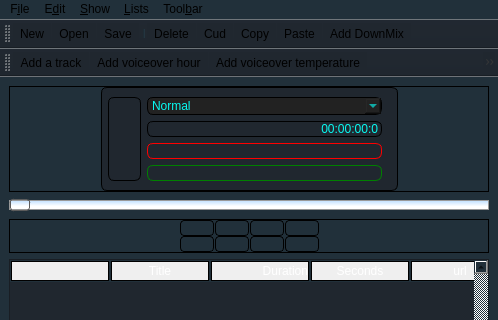
Old version of the form src/FrmPlayer.ui in the repository blackPantherOS/radioit; both pictures show x 0 to 498 and y 0 to 320 of the 498 by 811 pixel window.
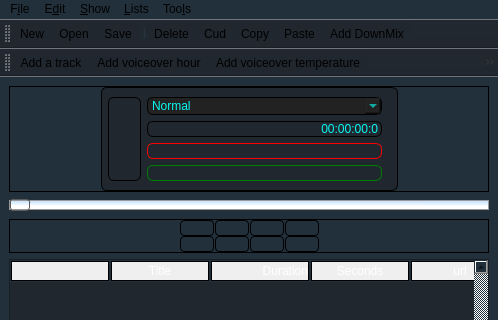
New version of the form. Icons and pictures are not drawn. Custom widgets are drawn as their Qt base class.

```diff
--- a/src/FrmPlayer.ui
+++ b/src/FrmPlayer.ui
@@ -1265,7 +1265,7 @@
  </string>
     </property>
     <property name="title">
-     <string>Tool&amp;bar</string>
+     <string>Too&amp;ls</string>
     </property>
     <addaction name="actionPreferencias"/>
    </widget>
```
Left out of the diff: 8 changed lines with no effect on the pictures.
